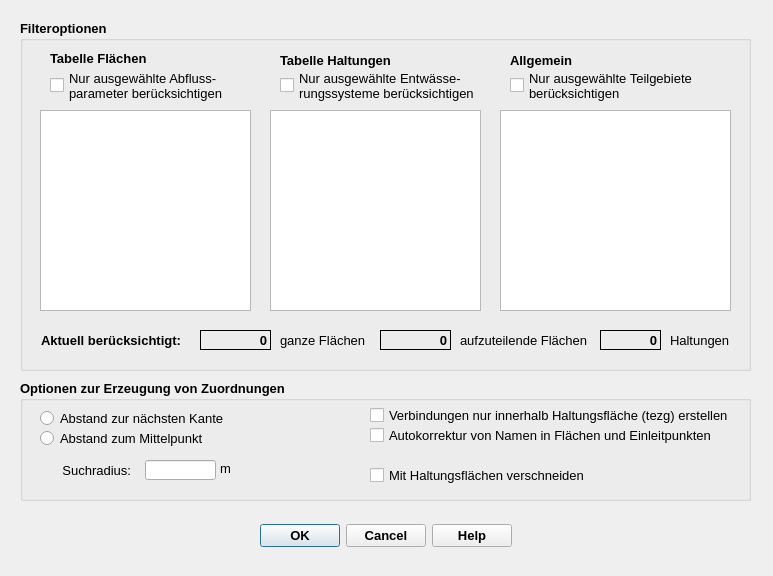
Before: the Qt Designer form qkan/linkflaechen/res/application_createlinefl.ui in hoettges/QKan, drawn with Qt 5.
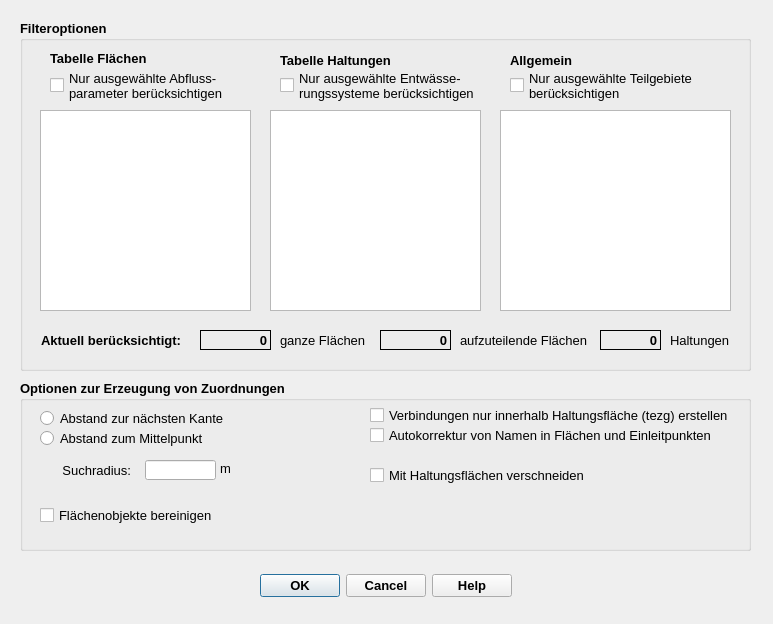
After: the same form once the commit is applied.

The edit to the form file:
```diff
--- a/qkan/linkflaechen/res/application_createlinefl.ui
+++ b/qkan/linkflaechen/res/application_createlinefl.ui
@@ -7,7 +7,7 @@
     <x>0</x>
     <y>0</y>
     <width>773</width>
-    <height>576</height>
+    <height>624</height>
    </rect>
   </property>
   <property name="windowTitle">
@@ -17,7 +17,7 @@
    <property name="geometry">
     <rect>
      <x>220</x>
-     <y>520</y>
+     <y>570</y>
      <width>331</width>
      <height>32</height>
     </rect>
@@ -482,7 +482,7 @@
      <x>20</x>
      <y>380</y>
      <width>731</width>
-     <height>121</height>
+     <height>171</height>
     </rect>
    </property>
    <property name="font">
@@ -708,6 +708,35 @@
      <string>Mit Haltungsflächen verschneiden</string>
     </property>
    </widget>
+   <widget class="QCheckBox" name="cb_geomMakeValid">
+    <property name="geometry">
+     <rect>
+      <x>20</x>
+      <y>120</y>
+      <width>201</width>
+      <height>30</height>
+     </rect>
+    </property>
+    <property name="font">
+     <font>
+      <family>Tahoma</family>
+      <weight>50</weight>
+      <bold>false</bold>
+     </font>
+    </property>
+    <property name="toolTip">
+     <string>&lt;html&gt;&lt;head/&gt;&lt;body&gt;&lt;p&gt;Vor Beginn der Bearbeitung werden zunächst in den Tabellen &amp;quot;Flächen&amp;quot; und &amp;quot;Haltungsflächen&amp;quot; geometrische Fehler korrigiert.&lt;/p&gt;&lt;/body&gt;&lt;/html&gt;</string>
+    </property>
+    <property name="statusTip">
+     <string>Vor Beginn der Bearbeitung werden zunächst in den Tabellen &quot;Flächen&quot; und &quot;Haltungsflächen&quot; geometrische Fehler korrigiert.</string>
+    </property>
+    <property name="layoutDirection">
+     <enum>Qt::LeftToRight</enum>
+    </property>
+    <property name="text">
+     <string>Flächenobjekte bereinigen</string>
+    </property>
+   </widget>
   </widget>
  </widget>
  <resources/>
```
Left out of the diff: 2 changed lines with no effect on the pictures.
